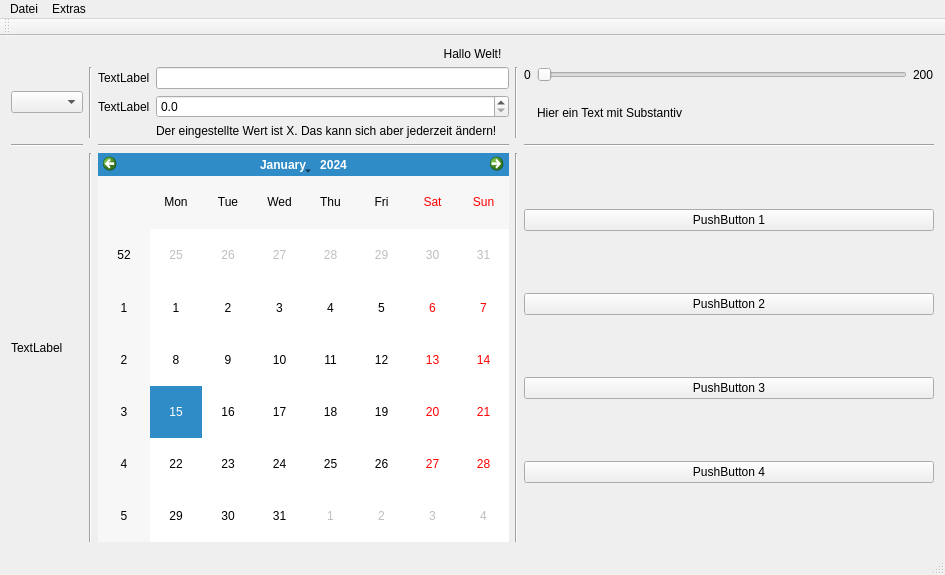
Qt form mainwindow.ui (benediktrauch/qt-multilang) before a commit.
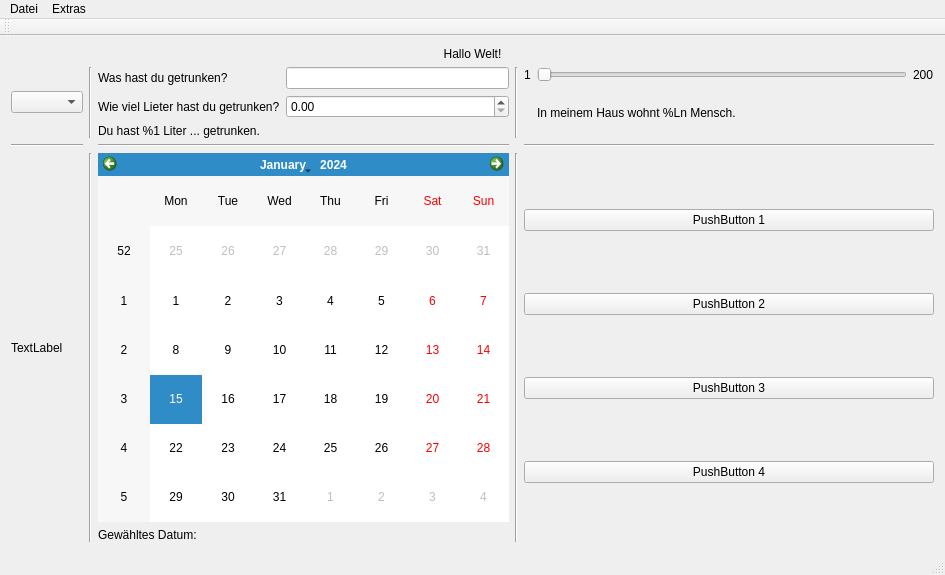
The same form after that commit.

Patch:
```diff
--- a/mainwindow.ui
+++ b/mainwindow.ui
@@ -91,9 +91,6 @@
         </property>
        </widget>
       </item>
-      <item row="2" column="2">
-       <widget class="QCalendarWidget" name="calendarWidget"/>
-      </item>
       <item row="0" column="0">
        <widget class="QComboBox" name="comboBox"/>
       </item>
@@ -102,7 +99,7 @@
         <item row="0" column="0">
          <widget class="QLabel" name="label">
           <property name="text">
-           <string>TextLabel</string>
+           <string>Was hast du getrunken?</string>
           </property>
          </widget>
         </item>
@@ -112,28 +109,27 @@
         <item row="1" column="0">
          <widget class="QLabel" name="label_2">
           <property name="text">
-           <string>TextLabel</string>
+           <string>Wie viel Lieter hast du getrunken?</string>
           </property>
          </widget>
         </item>
         <item row="1" column="1">
          <widget class="QDoubleSpinBox" name="doubleSpinBox">
           <property name="decimals">
-           <number>1</number>
+           <number>2</number>
           </property>
-         </widget>
-        </item>
-        <item row="2" column="0">
-         <widget class="QLabel" name="label_3">
-          <property name="text">
-           <string/>
+          <property name="maximum">
+           <double>100.000000000000000</double>
           </property>
          </widget>
         </item>
-        <item row="2" column="1">
-         <widget class="QLabel" name="label_4">
+        <item row="2" column="0" colspan="2">
+         <widget class="QLabel" name="number_input_text">
           <property name="text">
-           <string>Der eingestellte Wert ist X. Das kann sich aber jederzeit ändern!</string>
+           <string>Du hast %1 Liter ... getrunken.</string>
+          </property>
+          <property name="wordWrap">
+           <bool>true</bool>
           </property>
          </widget>
         </item>
@@ -144,14 +140,14 @@
         <item row="1" column="1">
          <widget class="QLabel" name="label_7">
           <property name="text">
-           <string>Hier ein Text mit Substantiv</string>
+           <string>In meinem Haus wohnt %Ln Mensch.</string>
           </property>
          </widget>
         </item>
         <item row="0" column="0">
          <widget class="QLabel" name="label_6">
           <property name="text">
-           <string>0</string>
+           <string>1</string>
           </property>
          </widget>
         </item>
@@ -188,6 +184,20 @@
         </property>
        </widget>
       </item>
+      <item row="2" column="2">
+       <layout class="QVBoxLayout" name="verticalLayout_3">
+        <item>
+         <widget class="QCalendarWidget" name="calendarWidget"/>
+        </item>
+        <item>
+         <widget class="QLabel" name="date_label">
+          <property name="text">
+           <string>Gewähltes Datum: </string>
+          </property>
+         </widget>
+        </item>
+       </layout>
+      </item>
      </layout>
     </item>
     <item row="0" column="0">
```
Left out of the diff: 80 changed lines with no effect on the pictures.
